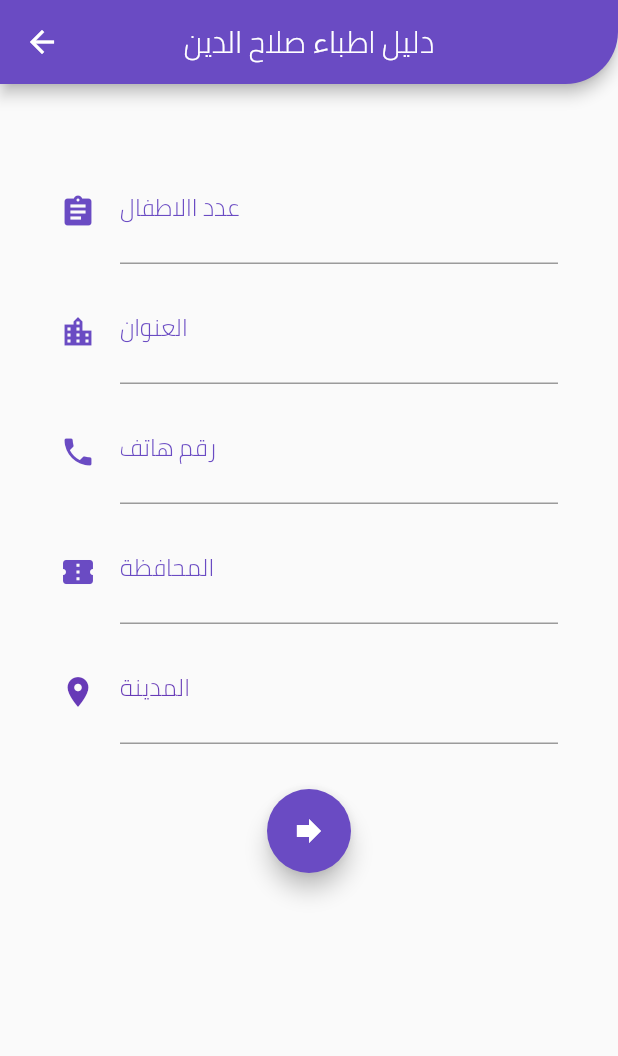
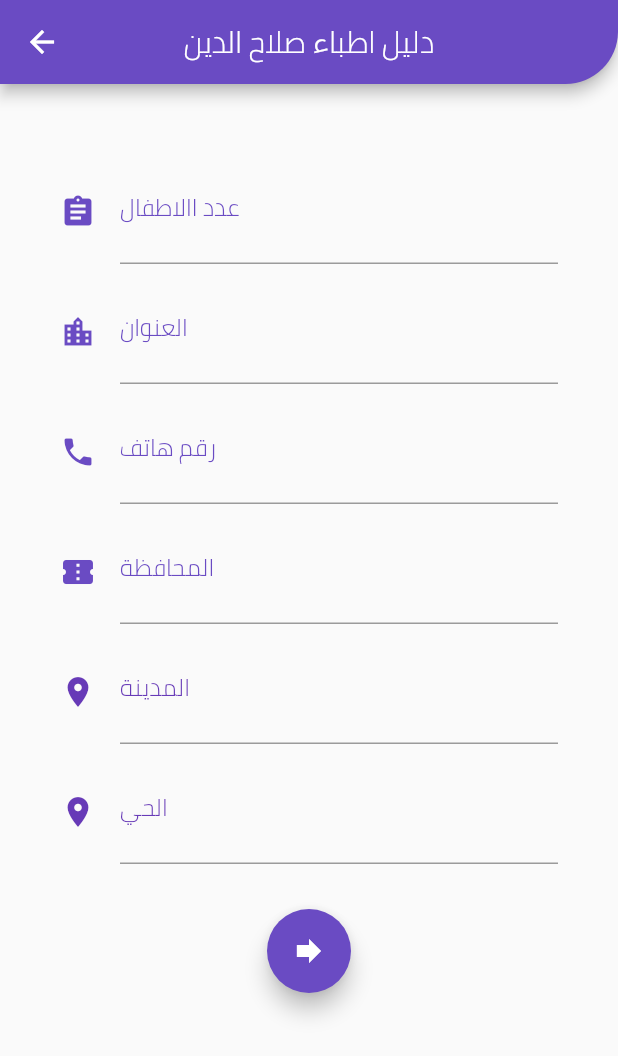
Before and after one commit to mahmodcodeforiraq/Muaain, a Flutter app: the EditPeoplePage screen opened directly with empty values, on a phone screen of 412 x 824 dp. Shown: the top 1056 px of the screen. Run offline on Flutter 3.47's test engine with Material 2 defaults, Android fonts, the phone set to English and light mode, and no system bars; our stand-ins replace firebase_auth, firebase_database, fluttertoast, geolocator; accounts and stored records are empty.

Commit message:
Update EditPeoplepage.dart

```diff
--- a/lib/ui_pages/Edit/EditPeoplepage.dart
+++ b/lib/ui_pages/Edit/EditPeoplepage.dart
@@ -22,6 +22,8 @@ class StateEditPeoplePage extends State<EditPeoplePage> {
   TextEditingController _addressControlar;
   TextEditingController _cityControlar;
   TextEditingController _muhafadaControlar;
+      TextEditingController _alhay;
+
 
   @override
   void initState() {
@@ -33,6 +35,7 @@ class StateEditPeoplePage extends State<EditPeoplePage> {
     _addressControlar = new TextEditingController(text: widget.people.address);
     _cityControlar = new TextEditingController(text: widget.people.city);
     _muhafadaControlar = new TextEditingController(text: widget.people.muhafada);
+        _alhay = new TextEditingController(text: widget.people.muhafada);
 
   }
 
@@ -108,6 +111,19 @@ class StateEditPeoplePage extends State<EditPeoplePage> {
                     fillColor: Colors.deepPurple,
                     labelStyle: TextStyle(color: Colors.deepPurple)),
               ),
+
+               new Padding(padding: EdgeInsets.only(top: 10)),
+              new TextField(
+                controller: _cityControlar,
+                decoration: InputDecoration(
+                    labelText: "الحي",
+                    icon: new Icon(
+                      Icons.location_on,
+                      color: Colors.deepPurple,
+                    ),
+                    fillColor: Colors.deepPurple,
+                    labelStyle: TextStyle(color: Colors.deepPurple)),
+              ),
               new Padding(padding: EdgeInsets.only(top: 30)),
               FloatingActionButton(
                 onPressed: () {
@@ -121,6 +137,7 @@ class StateEditPeoplePage extends State<EditPeoplePage> {
                     'locationlongitude': widget.people.locationlongitude,
                     'muhafada': _muhafadaControlar.text,
                     'city': _cityControlar.text,
+                    'alhay': _alhay.text,
 
                   }).then((_) {
                     Navigator.pop(context);
```
